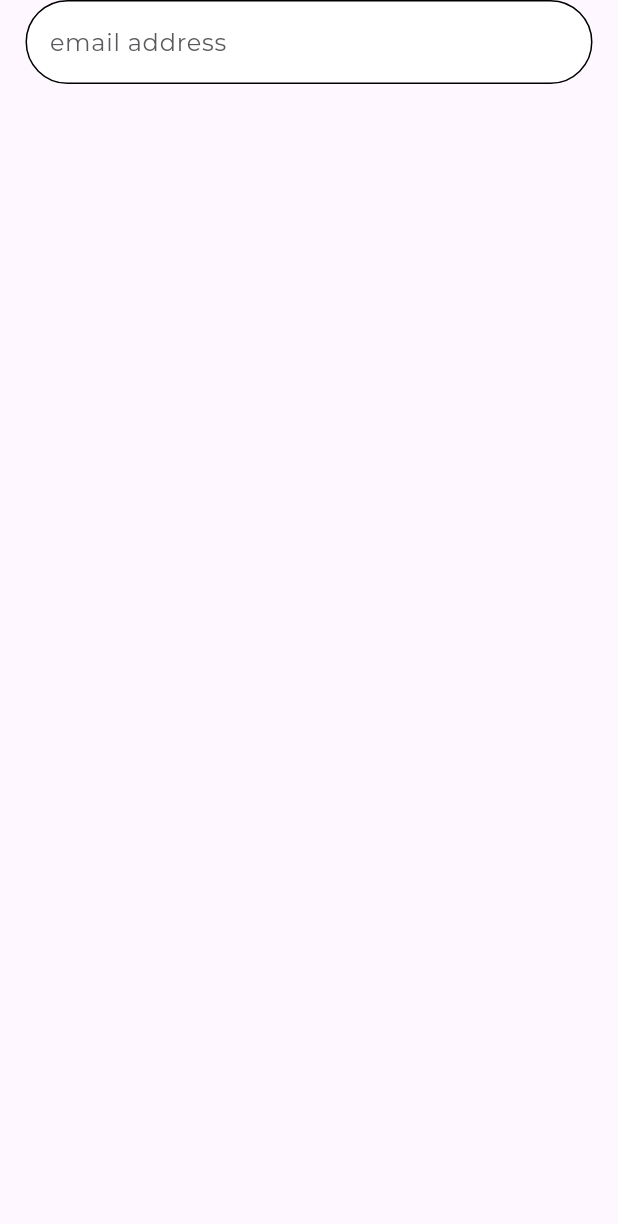
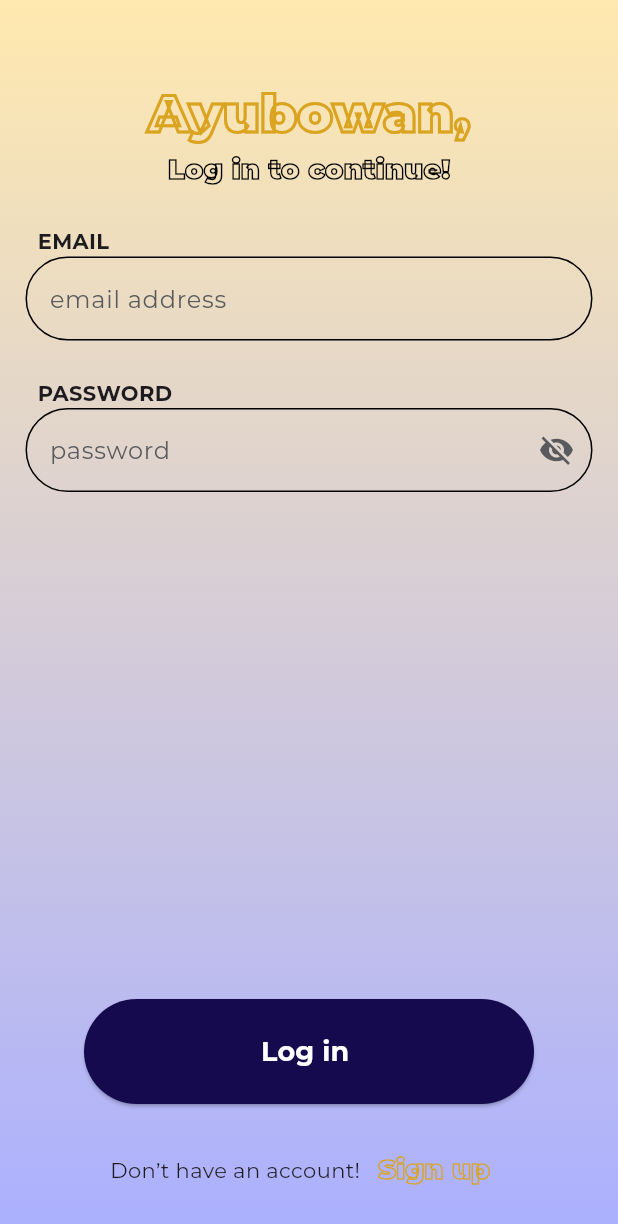
Before and after one commit to Dannansilva/Blue_orbit_mobileApp, a Flutter app: the Login screen opened directly, on a phone screen of 412 x 824 dp. Shown: the top 1224 px of the screen. Run offline on Flutter 3.47's test engine with Material 3 defaults, Android fonts, the phone set to English and light mode, and no system bars; our stand-ins replace google_fonts; missing offline and left inert: dart:ffi.

Commit message:
login page done

```diff
--- a/blue_orbit_mobileapp/lib/Components/Bottom_navbar.dart
+++ b/blue_orbit_mobileapp/lib/Components/Bottom_navbar.dart
@@ -43,9 +43,7 @@ class BottomNavBar extends StatelessWidget {
               icon: Icon(
                 icons[index],
                 size: 30,
-                color: currentIndex == index
-                    ? Color(0xFFDAA420)
-                    : Colors.black,
+                color: currentIndex == index ? Color(0xFFDAA420) : Colors.black,
               ),
             ),
           ),
--- a/blue_orbit_mobileapp/lib/Components/My_textfeild.dart
+++ b/blue_orbit_mobileapp/lib/Components/My_textfeild.dart
@@ -37,7 +37,7 @@ class _MyTextFieldState extends State<MyTextField> {
             borderSide: BorderSide(color: Colors.black),
             borderRadius: BorderRadius.circular(30.0),
           ),
-          fillColor: Colors.white,
+          fillColor: Colors.transparent,
           filled: true,
           hintText: widget.hintText,
           hintStyle: TextStyle(color: Color(0xFF595A5D)),
--- a/blue_orbit_mobileapp/lib/Login.dart
+++ b/blue_orbit_mobileapp/lib/Login.dart
@@ -1,5 +1,9 @@
+// ignore_for_file: prefer_const_literals_to_create_immutables, prefer_const_constructors
+
 import 'package:blue_orbit_mobileapp/Components/My_textfeild.dart';
+import 'package:flutter/cupertino.dart';
 import 'package:flutter/material.dart';
+import 'package:flutter/widgets.dart';
 
 class Login extends StatelessWidget {
   const Login({super.key});
@@ -7,15 +11,131 @@ class Login extends StatelessWidget {
   @override
   Widget build(BuildContext context) {
     TextEditingController emai = TextEditingController();
+    TextEditingController pass = TextEditingController();
     return Scaffold(
-      body: SafeArea(
+      body: Container(
+        decoration: const BoxDecoration(
+          gradient: LinearGradient(
+            begin: Alignment.bottomRight,
+            end: Alignment.topRight,
+            colors: [Color(0xffABB0FF), Color(0xFFFFE9AF)],
+          ),
+        ),
+        child: SafeArea(
+          child: Center(
+            child: Padding(
+              padding: const EdgeInsets.only(top: 50.0),
               child: Column(
                 children: [
+                  Text(
+                    "Ayubowan,",
+                    style: TextStyle(
+                        fontSize: 35,
+                        fontWeight: FontWeight.w900,
+                        // color: Color(0xffDAA420),
+                        decoration: TextDecoration.none,
+                        foreground: Paint()
+                          ..strokeWidth = 2
+                          ..color = Color(0xffDAA420)
+                          ..style = PaintingStyle.stroke),
+                  ),
+                  Text(
+                    "Log in to continue!",
+                    style: TextStyle(
+                        fontSize: 18,
+                        fontWeight: FontWeight.w900,
+                        // color: Color(0xffDAA420),
+                        decoration: TextDecoration.none,
+                        foreground: Paint()
+                          ..strokeWidth = 1
+                          ..color = Colors.black
+                          ..style = PaintingStyle.stroke),
+                  ),
+                  //email text box
+                  SizedBox(
+                    height: 25,
+                  ),
+                  Align(
+                    alignment: Alignment.topLeft,
+                    child: Padding(
+                      padding: const EdgeInsets.only(left: 25.0),
+                      child: Text(
+                        "EMAIL",
+                        style: TextStyle(fontWeight: FontWeight.bold),
+                      ),
+                    ),
+                  ),
                   MyTextField(
                       hintText: "email address",
                       obscureText: false,
                       controller: emai),
+                  SizedBox(
+                    height: 25,
+                  ),
+                  //password text box
+                  Align(
+                    alignment: Alignment.topLeft,
+                    child: Padding(
+                      padding: const EdgeInsets.only(left: 25.0),
+                      child: Text(
+                        "PASSWORD",
+                        style: TextStyle(fontWeight: FontWeight.bold),
+                      ),
+                    ),
+                  ),
+                  MyTextField(
+                      hintText: "password",
+                      obscureText: true,
+                      controller: pass),
+                  Spacer(),
+                  ElevatedButton(
+                    onPressed: () {
+                      // Navigator.pushNamed(context, '/intro2');
+                    },
+                    style: ButtonStyle(
+                      backgroundColor:
+                          MaterialStateProperty.all<Color>(Color(0xff140A4D)),
+                      minimumSize:
+                          MaterialStateProperty.all<Size>(Size(300, 70)),
+                    ),
+                    child: Text(
+                      "Log in ",
+                      style: TextStyle(
+                          color: Colors.white,
+                          fontSize: 18,
+                          fontWeight: FontWeight.bold),
+                    ),
+                  ),
+                  SizedBox(
+                    height: 20,
+                  ),
+                  Padding(
+                    padding: const EdgeInsets.only(bottom: 20.0),
+                    child: Row(
+                      mainAxisAlignment: MainAxisAlignment.center,
+                      children: [
+                        Text("Don’t have an account!"),
+                        TextButton(
+                            onPressed: () {},
+                            child: Text(
+                              "Sign up",
+                              style: TextStyle(
+                                  fontSize: 18,
+                                  fontWeight: FontWeight.w900,
+                                  // color: Color(0xffDAA420),
+                                  decoration: TextDecoration.none,
+                                  foreground: Paint()
+                                    ..strokeWidth = 0.8
+                                    ..color = Color(0xffDAA420)
+                                    ..style = PaintingStyle.stroke),
+                            ))
                       ],
+                    ),
+                  )
+                ],
+              ),
+            ),
+          ),
         ),
       ),
     );
--- a/blue_orbit_mobileapp/lib/main.dart
+++ b/blue_orbit_mobileapp/lib/main.dart
@@ -1,6 +1,7 @@
 // ignore_for_file: prefer_const_constructors, unused_import
 
 import 'dart:ffi';
+import 'dart:math';
 import 'dart:ui';
 
 import 'package:blue_orbit_mobileapp/ArabianFD.dart';
@@ -33,7 +34,7 @@ class MyApp extends StatelessWidget {
         fontFamily: GoogleFonts.montserrat().fontFamily,
       ),
       debugShowCheckedModeBanner: false,
-      home: noguest(),
+      home: Login(),
       routes: {
         '/intro': (context) => const intro(),
         '/intro2': (context) => const intro2(),
```
Lines whose indentation alone changed are shown as unchanged.
